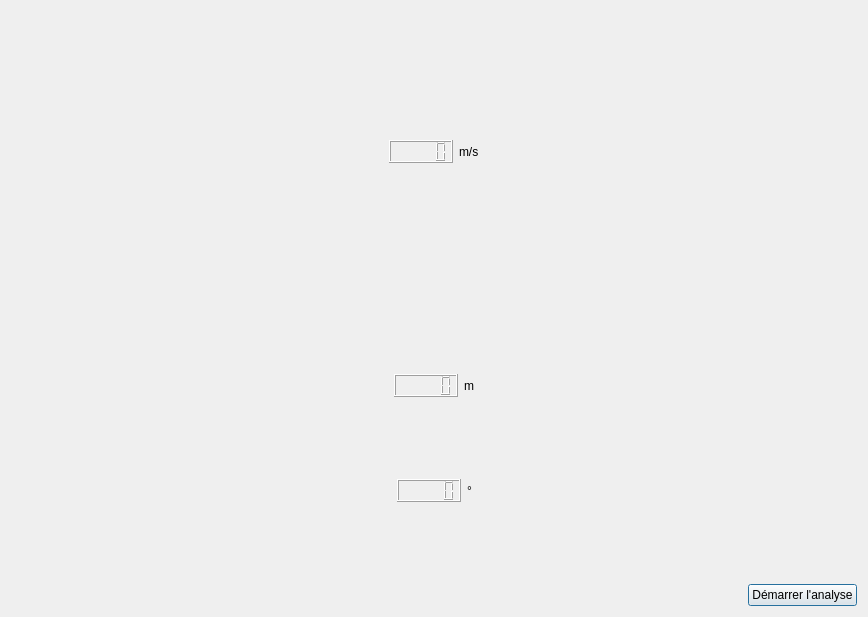
Qt form BaseStationCode/ui/flight_data.ui (ul-gaul/Avionique_Software) before a commit.
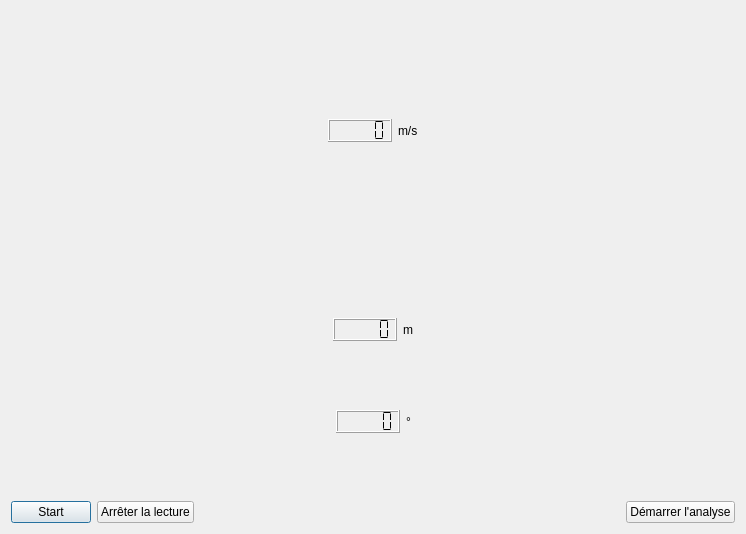
The same form after that commit.

What changed in the file:
```diff
--- a/BaseStationCode/ui/flight_data.ui
+++ b/BaseStationCode/ui/flight_data.ui
@@ -6,8 +6,8 @@
    <rect>
     <x>0</x>
     <y>0</y>
-    <width>868</width>
-    <height>617</height>
+    <width>746</width>
+    <height>534</height>
    </rect>
   </property>
   <property name="windowTitle">
@@ -52,7 +52,19 @@
         </spacer>
        </item>
        <item>
-        <widget class="QLCDNumber" name="speedLCD"/>
+        <widget class="QLCDNumber" name="speedLCD">
+         <property name="styleSheet">
+          <string notr="true">QLCDNumber{
+    color: rgb(0, 0, 0);    
+}</string>
+         </property>
+         <property name="smallDecimalPoint">
+          <bool>false</bool>
+         </property>
+         <property name="segmentStyle">
+          <enum>QLCDNumber::Flat</enum>
+         </property>
+        </widget>
        </item>
        <item>
         <widget class="QLabel" name="speedLabel">
@@ -115,7 +127,11 @@
         </spacer>
        </item>
        <item>
-        <widget class="QLCDNumber" name="heightLCD"/>
+        <widget class="QLCDNumber" name="heightLCD">
+         <property name="segmentStyle">
+          <enum>QLCDNumber::Flat</enum>
+         </property>
+        </widget>
        </item>
        <item>
         <widget class="QLabel" name="heightLabel">
@@ -168,7 +184,11 @@
         </spacer>
        </item>
        <item>
-        <widget class="QLCDNumber" name="angleLCD"/>
+        <widget class="QLCDNumber" name="angleLCD">
+         <property name="segmentStyle">
+          <enum>QLCDNumber::Flat</enum>
+         </property>
+        </widget>
        </item>
        <item>
         <widget class="QLabel" name="angleLabel">
@@ -225,6 +245,20 @@
    </item>
    <item row="2" column="0" colspan="3">
     <layout class="QHBoxLayout" name="AnalysisLayout">
+     <item>
+      <widget class="QPushButton" name="startButton">
+       <property name="text">
+        <string>Start</string>
+       </property>
+      </widget>
+     </item>
+     <item>
+      <widget class="QPushButton" name="stopButton">
+       <property name="text">
+        <string>Arrêter la lecture</string>
+       </property>
+      </widget>
+     </item>
      <item>
       <spacer name="horizontalSpacer">
        <property name="orientation">
```
